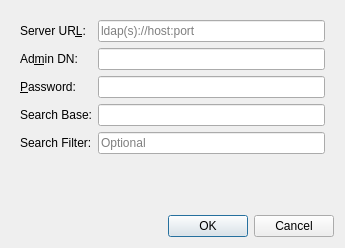
First picture: the form in client/src/ui/dialogs/ldap_settings_dialog.ui, repository networkoptix/nx_open, before the edit.
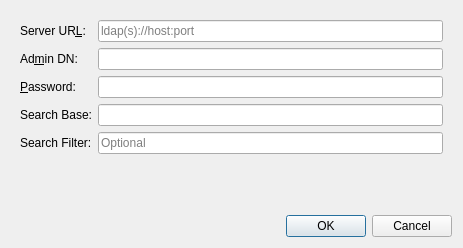
Second picture: the form after the edit.

```diff
--- a/client/src/ui/dialogs/ldap_settings_dialog.ui
+++ b/client/src/ui/dialogs/ldap_settings_dialog.ui
@@ -6,12 +6,15 @@
    <rect>
     <x>0</x>
     <y>0</y>
-    <width>345</width>
-    <height>245</height>
+    <width>463</width>
+    <height>246</height>
    </rect>
   </property>
-  <property name="windowTitle">
-   <string/>
+  <property name="minimumSize">
+   <size>
+    <width>460</width>
+    <height>0</height>
+   </size>
   </property>
   <layout class="QVBoxLayout" name="verticalLayout_3" stretch="0,1,0,1,0">
    <item>
```
Lines whose indentation alone changed are shown as unchanged.
